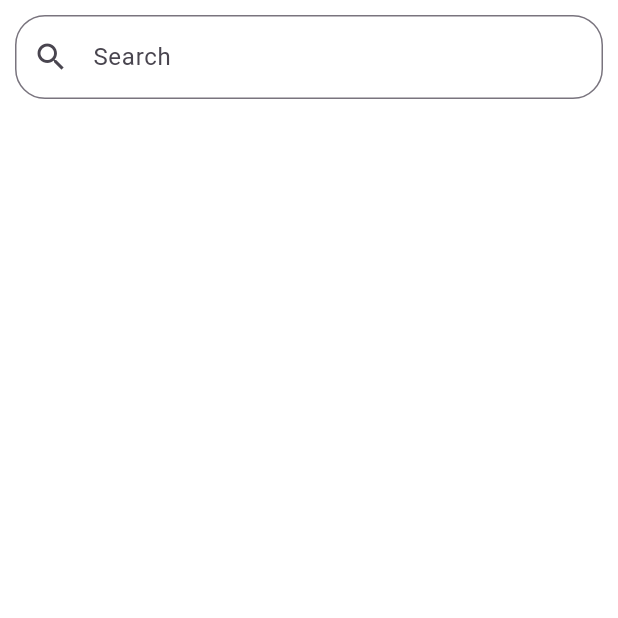
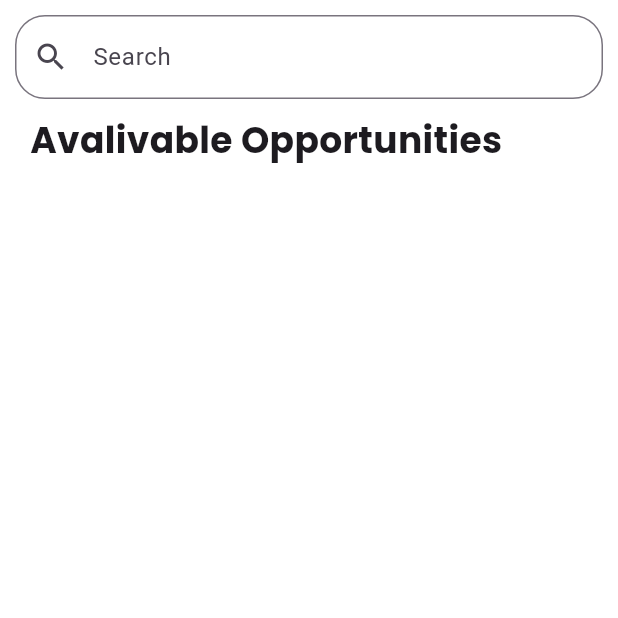
Before and after one commit to mohamedfareed244/volunteers_app, a Flutter app: the OpportunityManagment screen opened directly, on a phone screen of 412 x 824 dp, the top half of it. Run offline on Flutter 3.47's test engine with Material 3 defaults, Android fonts, the phone set to English and light mode, and no system bars; our stand-ins replace audioplayers, card_swiper, cloud_firestore, dotted_border, fancy_shimmer_image, firebase_auth and 10 more; missing offline and left inert: dynamic_height_grid_view; accounts and stored records are empty; project files that could hold a hidden picture were left out.

Commit message:
tiny update

```diff
--- a/lib/views/dashboard/opportunity_managment.dart
+++ b/lib/views/dashboard/opportunity_managment.dart
@@ -1,6 +1,7 @@
 import 'package:firebase_auth/firebase_auth.dart';
 import 'package:flutter/material.dart';
 import 'package:cloud_firestore/cloud_firestore.dart';
+import 'package:google_fonts/google_fonts.dart';
 import 'package:provider/provider.dart';
 import 'package:volunteers_app/models/organization.dart';
 import 'package:volunteers_app/views/dashboard/OpportunityDetailsPage.dart';
@@ -48,6 +49,7 @@ class _OpportunityManagmentState extends State<OpportunityManagment> {
     final organization = Provider.of<User?>(context);
     return Scaffold(
       body: Column(
+        crossAxisAlignment: CrossAxisAlignment.start,
         children: [
           Padding(
             padding: const EdgeInsets.all(10),
@@ -63,6 +65,18 @@ class _OpportunityManagmentState extends State<OpportunityManagment> {
               ),
             ),
           ),
+           Padding(
+             padding: const EdgeInsets.only(left: 20.0),
+             child: Text(
+              "Avalivable Opportunities",
+              style: TextStyle(
+                fontSize: 24,
+                fontWeight: FontWeight.bold,
+                fontFamily: GoogleFonts.poppins().fontFamily
+              ),
+                       ),
+           ),
+          SizedBox(height: 10),
           Expanded(
             child: StreamBuilder<QuerySnapshot>(
               stream: opportunitiesCollection .where('orgid', isEqualTo: organization?.uid)
```
